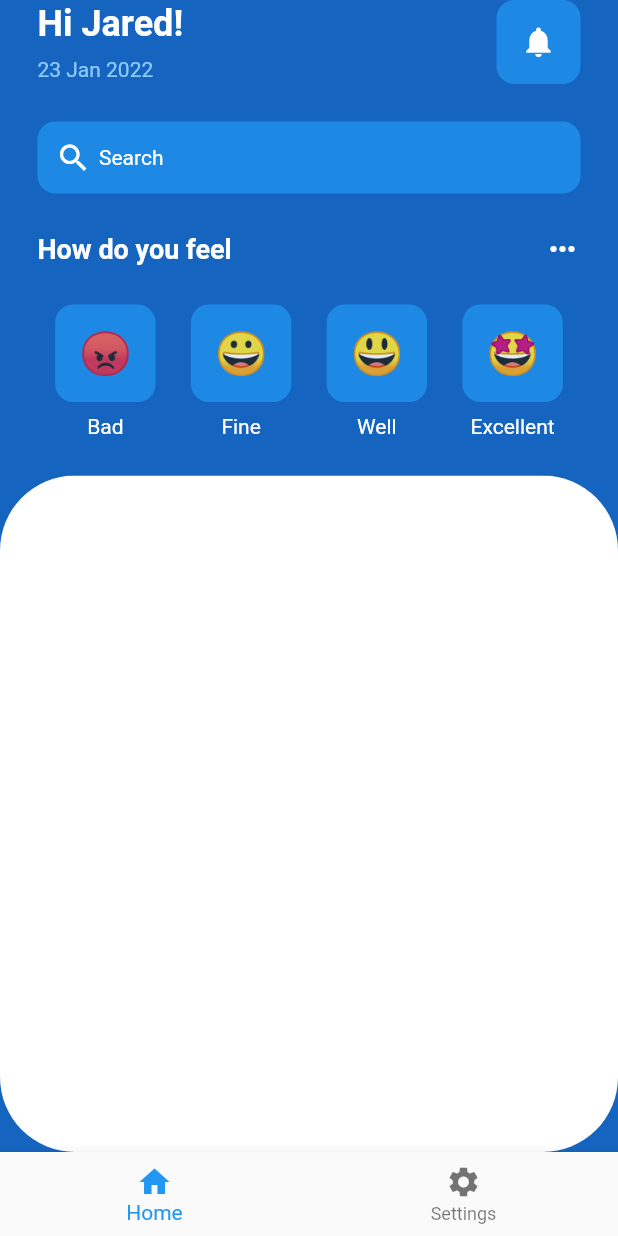
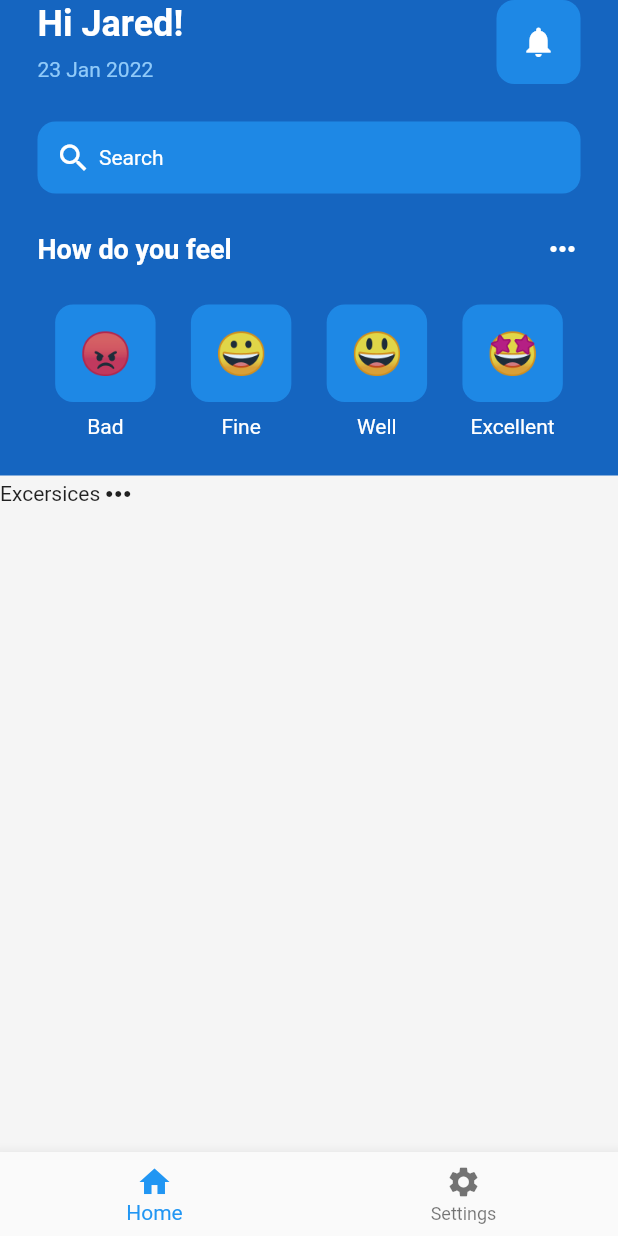
Before and after one commit to mrojasb2000/flutter_demo, a Flutter app: the screen it shows after launch, on a phone screen of 412 x 824 dp. Run offline on Flutter 3.47's test engine with Material 2 defaults, Android fonts, the phone set to English and light mode, and no system bars.

Commit message:
refactor: main block

```diff
--- a/lib/pages/home_page.dart
+++ b/lib/pages/home_page.dart
@@ -189,9 +189,20 @@ class _HomePageState extends State<HomePage> {
               ),
               // White block
               Expanded(
-                child: ClipRRect(
-                  borderRadius: BorderRadius.circular(50),
-                  child: Container(color: Colors.white),
+                child: Container(
+                  color: Colors.grey[100],
+                  child: Center(
+                    child: Column(
+                      children: [
+                        Row(
+                          children: [
+                            Text('Excersices'),
+                            Icon(Icons.more_horiz),
+                          ],
+                        ),
+                      ],
+                    ),
+                  ),
                 ),
               ),
             ],
```
